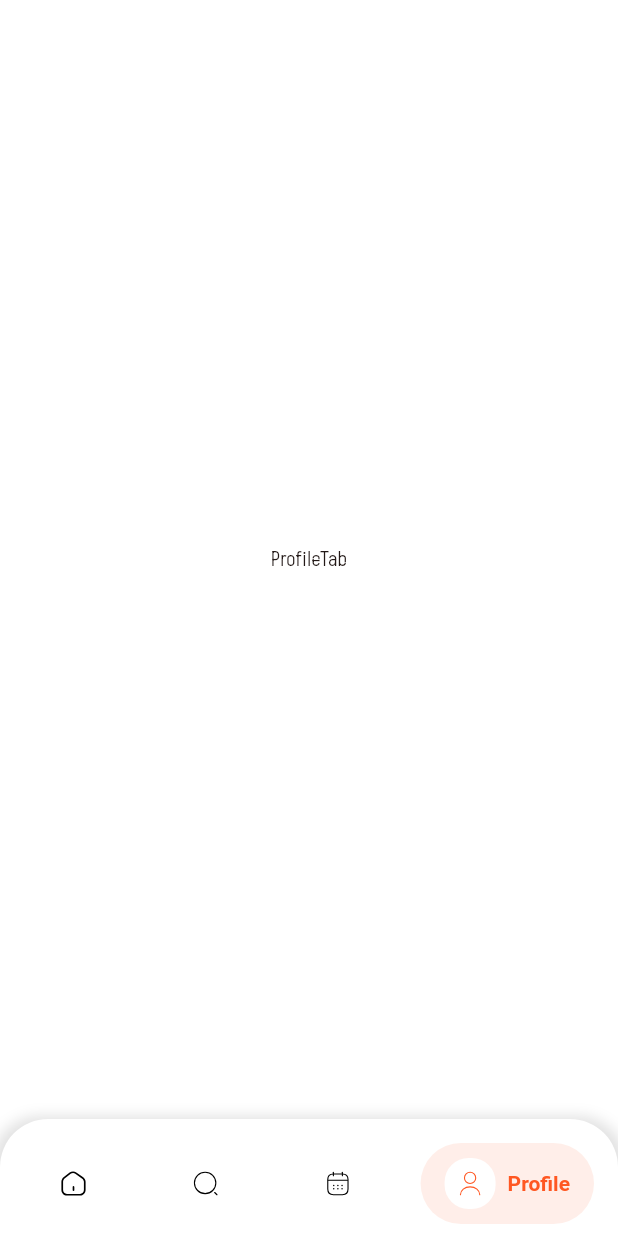
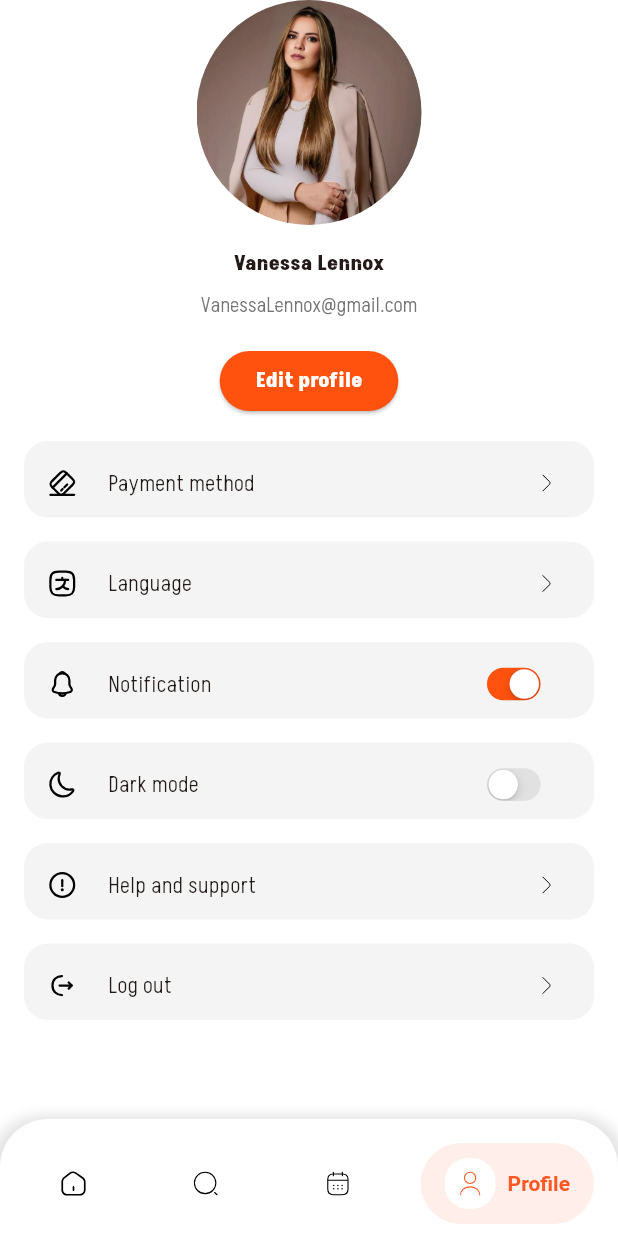
Before and after one commit to ales-dev-studio/barber-and-beauty-salon-booking-app, a Flutter app: the screen it shows after launch, item 4 of the bottom bar chosen, on a phone screen of 412 x 824 dp. Run offline on Flutter 3.47's test engine with Material 3 defaults, Android fonts, the phone set to English and light mode, and no system bars; drawn by our look-alikes of salomon_bottom_bar; our stand-ins replace flutter_svg.

Commit message:
Implement the profile tab

```diff
--- a/lib/core/gen/assets.gen.dart
+++ b/lib/core/gen/assets.gen.dart
@@ -77,8 +77,14 @@ class $AssetsIconsGen {
   /// File path: assets/icons/info-circle.svg
   String get infoCircle => 'assets/icons/info-circle.svg';
 
+  /// File path: assets/icons/info.svg
+  String get info => 'assets/icons/info.svg';
+
   /// File path: assets/icons/language-square.svg
   String get languageSquare => 'assets/icons/language-square.svg';
+
+  /// File path: assets/icons/language.svg
+  String get language => 'assets/icons/language.svg';
 
   /// File path: assets/icons/location.svg
   String get location => 'assets/icons/location.svg';
@@ -130,7 +136,9 @@ class $AssetsIconsGen {
     heart,
     home,
     infoCircle,
+    info,
     languageSquare,
+    language,
     location,
     logout,
     manicureIcon,
--- /dev/null
+++ b/lib/core/widgets/app_elevated_button.dart
@@ -0,0 +1,29 @@
+import 'package:barber_and_beauty_salon_booking_app/core/gen/fonts.gen.dart';
+import 'package:barber_and_beauty_salon_booking_app/core/theme/colors.dart';
+import 'package:flutter/material.dart';
+
+class AppElevatedButton extends StatelessWidget {
+  const AppElevatedButton({
+    super.key,
+    required this.title,
+    required this.onPressed,
+  });
+
+  final String title;
+  final GestureTapCallback onPressed;
+
+  @override
+  Widget build(BuildContext context) {
+    return ElevatedButton(
+      onPressed: onPressed,
+      style: ElevatedButton.styleFrom(
+        foregroundColor: AppColors.whiteColor,
+        backgroundColor: AppColors.primaryColor,
+      ),
+      child: Text(
+        title,
+        style: TextStyle(fontSize: 14, fontFamily: FontFamily.aksharBold),
+      ),
+    );
+  }
+}
--- /dev/null
+++ b/lib/core/widgets/app_list_tile.dart
@@ -0,0 +1,44 @@
+import 'package:barber_and_beauty_salon_booking_app/core/gen/assets.gen.dart';
+import 'package:barber_and_beauty_salon_booking_app/core/theme/colors.dart';
+import 'package:barber_and_beauty_salon_booking_app/core/theme/dimens.dart';
+import 'package:barber_and_beauty_salon_booking_app/core/widgets/app_svg_viewer.dart';
+import 'package:flutter/material.dart';
+
+class AppListTile extends StatelessWidget {
+  const AppListTile({
+    super.key,
+    required this.onTap,
+    required this.title,
+    required this.leadingIconPath,
+    this.trailing,
+  });
+
+  final GestureTapCallback onTap;
+  final String title;
+  final String leadingIconPath;
+  final Widget? trailing;
+
+  @override
+  Widget build(BuildContext context) {
+    return Padding(
+      padding: EdgeInsets.symmetric(horizontal: Dimens.largePadding),
+      child: Ink(
+        height: 51,
+        decoration: BoxDecoration(
+          color: AppColors.cardColor,
+          borderRadius: BorderRadius.circular(Dimens.corners),
+        ),
+        child: ListTile(
+          onTap: onTap,
+          title: Text(title, style: TextStyle(fontSize: 15)),
+          leading: AppSvgViewer(leadingIconPath, width: 19),
+          trailing:
+          trailing ?? AppSvgViewer(Assets.icons.arrowRightIos, width: 16),
+          shape: RoundedRectangleBorder(
+            borderRadius: BorderRadius.circular(Dimens.corners),
+          ),
+        ),
+      ),
+    );
+  }
+}
--- a/lib/features/home_feature/presentation/widgets/tabs/calendar_tab.dart
+++ b/lib/features/home_feature/presentation/widgets/tabs/calendar_tab.dart
@@ -2,6 +2,7 @@ import 'package:barber_and_beauty_salon_booking_app/core/gen/assets.gen.dart';
 import 'package:barber_and_beauty_salon_booking_app/core/gen/fonts.gen.dart';
 import 'package:barber_and_beauty_salon_booking_app/core/theme/colors.dart';
 import 'package:barber_and_beauty_salon_booking_app/core/theme/dimens.dart';
+import 'package:barber_and_beauty_salon_booking_app/core/widgets/app_elevated_button.dart';
 import 'package:barber_and_beauty_salon_booking_app/core/widgets/app_light_text.dart';
 import 'package:flutter/material.dart';
 
@@ -117,19 +118,9 @@ class CalendarTab extends StatelessWidget {
                             Text('/Person', style: TextStyle(fontSize: 14)),
                           ],
                         ),
-                        ElevatedButton(
+                        AppElevatedButton(
                           onPressed: () {},
-                          style: ElevatedButton.styleFrom(
-                            foregroundColor: AppColors.whiteColor,
-                            backgroundColor: AppColors.primaryColor,
-                          ),
-                          child: Text(
-                            'See more',
-                            style: TextStyle(
-                              fontSize: 14,
-                              fontFamily: FontFamily.aksharBold,
-                            ),
-                          ),
+                          title: 'See more',
                         ),
                       ],
                     ),
--- a/lib/features/home_feature/presentation/widgets/tabs/profile_tab.dart
+++ b/lib/features/home_feature/presentation/widgets/tabs/profile_tab.dart
@@ -1,3 +1,12 @@
+import 'package:barber_and_beauty_salon_booking_app/core/gen/assets.gen.dart';
+import 'package:barber_and_beauty_salon_booking_app/core/gen/fonts.gen.dart';
+import 'package:barber_and_beauty_salon_booking_app/core/theme/colors.dart';
+import 'package:barber_and_beauty_salon_booking_app/core/theme/dimens.dart';
+import 'package:barber_and_beauty_salon_booking_app/core/widgets/app_elevated_button.dart';
+import 'package:barber_and_beauty_salon_booking_app/core/widgets/app_light_text.dart';
+import 'package:barber_and_beauty_salon_booking_app/core/widgets/app_list_tile.dart';
+import 'package:barber_and_beauty_salon_booking_app/core/widgets/user_profile_image_widget.dart';
+import 'package:flutter/cupertino.dart';
 import 'package:flutter/material.dart';
 
 class ProfileTab extends StatelessWidget {
@@ -5,8 +14,74 @@ class ProfileTab extends StatelessWidget {
 
   @override
   Widget build(BuildContext context) {
-    return const Center(
-      child: Text('ProfileTab'),
+    return SingleChildScrollView(
+      child: Column(
+        spacing: Dimens.largePadding,
+        crossAxisAlignment: CrossAxisAlignment.center,
+        children: [
+          UserProfileImageWidget(width: 150, height: 150),
+          Column(
+            spacing: Dimens.padding,
+            children: [
+              Text(
+                'Vanessa Lennox',
+                style: TextStyle(
+                  fontSize: 14,
+                  fontFamily: FontFamily.aksharBold,
+                ),
+              ),
+              AppLightText('VanessaLennox@gmail.com'),
+            ],
+          ),
+          AppElevatedButton(title: 'Edit profile', onPressed: () {}),
+          AppListTile(
+            onTap: () {},
+            title: 'Payment method',
+            leadingIconPath: Assets.icons.cardPos,
+          ),
+          AppListTile(
+            onTap: () {},
+            title: 'Language',
+            leadingIconPath: Assets.icons.language,
+          ),
+          AppListTile(
+            onTap: () {},
+            title: 'Notification',
+            leadingIconPath: Assets.icons.notification,
+            trailing: Transform.scale(
+              scale: 0.7,
+              child: CupertinoSwitch(
+                value: true,
+                onChanged: (final value) {},
+                activeTrackColor: AppColors.primaryColor,
+              ),
+            ),
+          ),
+          AppListTile(
+            onTap: () {},
+            title: 'Dark mode',
+            leadingIconPath: Assets.icons.moon,
+            trailing: Transform.scale(
+              scale: 0.7,
+              child: CupertinoSwitch(
+                value: false,
+                onChanged: (final value) {},
+                activeTrackColor: AppColors.primaryColor,
+              ),
+            ),
+          ),
+          AppListTile(
+            onTap: () {},
+            title: 'Help and support',
+            leadingIconPath: Assets.icons.info,
+          ),
+          AppListTile(
+            onTap: () {},
+            title: 'Log out',
+            leadingIconPath: Assets.icons.logout,
+          ),
+        ],
+      ),
     );
   }
 }
```
Also changed, not shown: assets/icons/card-pos.svg, assets/icons/info.svg (added), assets/icons/language.svg (added), assets/icons/logout.svg, assets/icons/moon.svg, assets/icons/notification.svg.
